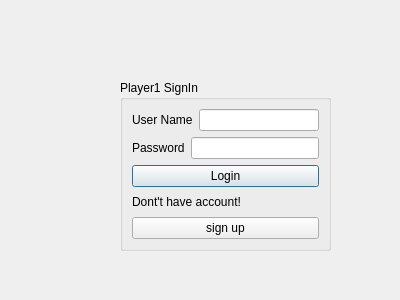
This is tictactoev/signin.ui in Jolinejo/Advanced-Tic-Tac-Toe as Qt 5 draws it before an edit. The edited form follows.
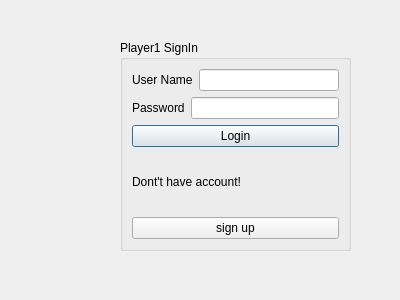
This is the edited form.

Commit message: made ui a bit bigger

```diff
--- a/tictactoev/signin.ui
+++ b/tictactoev/signin.ui
@@ -17,9 +17,9 @@
    <property name="geometry">
     <rect>
      <x>120</x>
-     <y>80</y>
-     <width>211</width>
-     <height>171</height>
+     <y>40</y>
+     <width>231</width>
+     <height>211</height>
     </rect>
    </property>
    <property name="title">
```
The commit also changes 1 other file.
